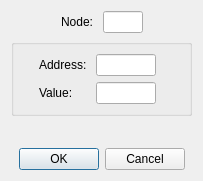
Before: the Qt Designer form modscan64/dialogwriteholdingregister.ui in sanny32/OpenModScan, drawn with Qt 5.
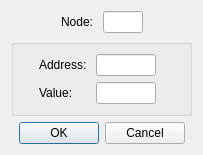
After: the same form once the commit is applied. Custom widgets are drawn as their Qt base class.

Commit message: Update dialog view (windows)

What changed in the file:
```diff
--- a/modscan64/dialogwriteholdingregister.ui
+++ b/modscan64/dialogwriteholdingregister.ui
@@ -7,7 +7,7 @@
     <x>0</x>
     <y>0</y>
     <width>203</width>
-    <height>181</height>
+    <height>154</height>
    </rect>
   </property>
   <property name="windowTitle">
```
